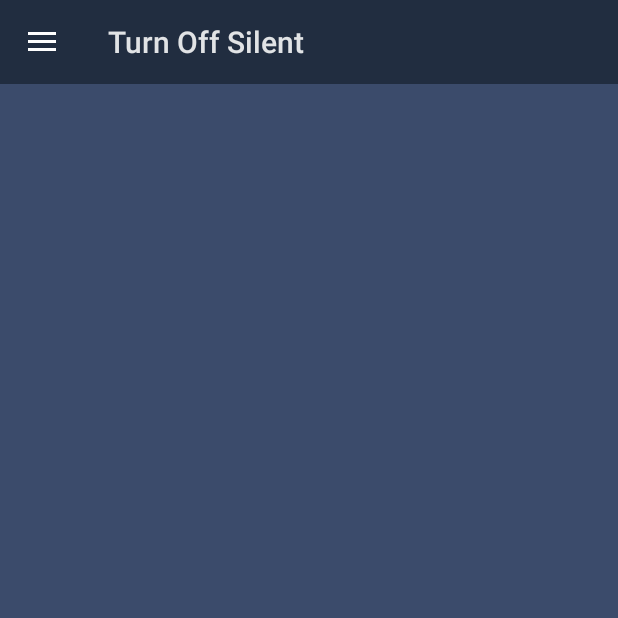
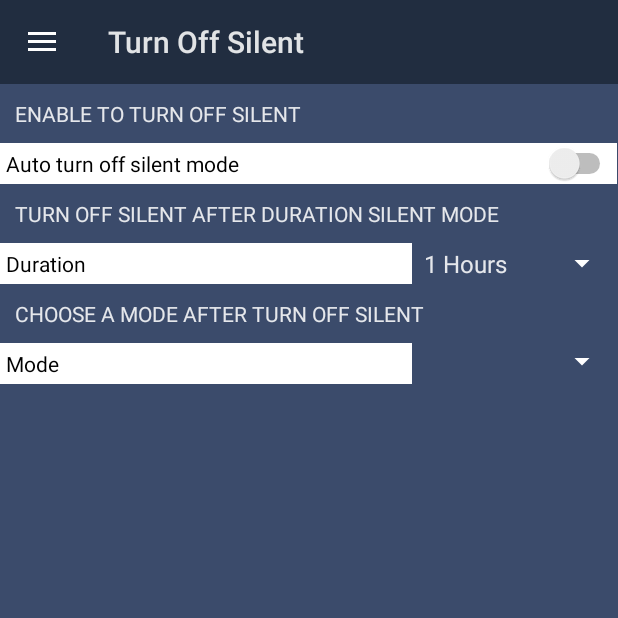
Before and after one commit to Jacky97s/Notifiception, an Android app: the screen it shows after launch (MainActivity), in the side drawer, after a tap on "Turn Off Silent", on a phone screen of 412 x 824 dp, the top half of it. Run offline under Robolectric (Android 15) with nearby library versions, the phone set to English and light mode, and no system bars.

Commit message:
turn off silent UI

```diff
--- a/app/src/main/java/app/fcu/notifiception/TurnOffSilent.java
+++ b/app/src/main/java/app/fcu/notifiception/TurnOffSilent.java
@@ -6,6 +6,8 @@ import android.support.v4.app.Fragment;
 import android.view.LayoutInflater;
 import android.view.View;
 import android.view.ViewGroup;
+import android.widget.ArrayAdapter;
+import android.widget.Spinner;
 
 
 /**
@@ -22,8 +24,14 @@ public class TurnOffSilent extends Fragment {
     @Override
     public View onCreateView(LayoutInflater inflater, ViewGroup container,
                              Bundle savedInstanceState) {
-        // Inflate the layout for this fragment
-        return inflater.inflate(R.layout.fragment_turn_off_silent, container, false);
+
+        View d = inflater.inflate(R.layout.fragment_turn_off_silent, container, false);
+        Spinner spinner = (Spinner) d.findViewById(R.id.durationSpinner);
+        ArrayAdapter<CharSequence> nAdapter = ArrayAdapter.createFromResource(getActivity(), R.array.hourForSpinner, android.R.layout.simple_spinner_item );
+        nAdapter.setDropDownViewResource(R.layout.spinner_style);
+        spinner.setAdapter(nAdapter);
+        return d;
+
     }
 
 }
--- a/app/src/main/res/layout/fragment_notifiception.xml
+++ b/app/src/main/res/layout/fragment_notifiception.xml
@@ -35,7 +35,7 @@
                     android:layout_height="wrap_content"
                     android:layout_weight="0.9"
                     android:textColor="@color/colorPrimaryDark"
-                    android:text="Notificeotion"
+                    android:text="Notifiception"
                     android:background="@android:color/white"
                     android:padding="3.8dp"/>
 
@@ -75,7 +75,7 @@
                     android:layout_height="wrap_content"
                     android:layout_weight="1"
                     android:textColor="@color/colorPrimaryDark"
-                    android:text="Durtion"
+                    android:text="Duration"
                     android:background="@android:color/white"
                     android:padding="3.8dp"/>
 
--- a/app/src/main/res/layout/fragment_turn_off_silent.xml
+++ b/app/src/main/res/layout/fragment_turn_off_silent.xml
@@ -5,4 +5,119 @@
     android:layout_height="match_parent"
     tools:context=".TurnOffSilent">
 
+    <!-- TODO: Update blank fragment layout -->
+    <LinearLayout
+        android:layout_width="match_parent"
+        android:layout_height="match_parent"
+        android:orientation="vertical">
+
+        <TextView
+            android:id="@+id/msgText"
+            android:layout_width="match_parent"
+            android:layout_height="wrap_content"
+            android:layout_margin="10dp"
+            android:text="ENABLE TO TURN OFF SILENT"
+            android:textColor="@color/text_color_primary" />
+
+        <LinearLayout
+            android:layout_width="match_parent"
+            android:layout_height="wrap_content"
+            android:orientation="horizontal">
+
+            <TextView
+                android:id="@+id/onOffSilent"
+                android:layout_width="wrap_content"
+                android:layout_height="wrap_content"
+                android:layout_weight="0.9"
+                android:background="@color/colorBackground"
+                android:padding="3.8dp"
+                android:text="Auto turn off silent mode"
+                android:textColor="@color/colorPrimaryDark" />
+
+            <Switch
+                android:id="@+id/switch1"
+                android:layout_width="wrap_content"
+                android:layout_height="wrap_content"
+                android:layout_weight="0.1"
+                android:background="@android:color/white"
+                android:padding="0.69dp" />
+
+        </LinearLayout>
+
+        <LinearLayout
+            android:layout_width="match_parent"
+            android:layout_height="wrap_content"
+            android:orientation="horizontal">
+
+            <TextView
+                android:id="@+id/textView9"
+                android:layout_width="match_parent"
+                android:layout_height="match_parent"
+                android:layout_margin="10dp"
+                android:text="TURN OFF SILENT AFTER DURATION SILENT MODE"
+                android:textColor="@color/text_color_primary" />
+
+        </LinearLayout>
+
+        <LinearLayout
+            android:layout_width="match_parent"
+            android:layout_height="wrap_content"
+            android:orientation="horizontal">
+
+            <TextView
+                android:id="@+id/durationText"
+                android:layout_width="match_parent"
+                android:layout_height="wrap_content"
+                android:layout_weight="1"
+                android:background="@android:color/white"
+                android:padding="3.8dp"
+                android:text="Duration"
+                android:textColor="@color/colorPrimaryDark" />
+
+            <Spinner
+                android:id="@+id/durationSpinner"
+                android:layout_width="match_parent"
+                android:layout_height="match_parent"
+                android:layout_weight="2" />
+
+        </LinearLayout>
+
+        <LinearLayout
+            android:layout_width="match_parent"
+            android:layout_height="wrap_content"
+            android:orientation="horizontal">
+
+            <TextView
+                android:id="@+id/textView11"
+                android:layout_width="match_parent"
+                android:layout_height="match_parent"
+                android:layout_margin="10dp"
+                android:text="CHOOSE A MODE AFTER TURN OFF SILENT"
+                android:textColor="@color/text_color_primary" />
+        </LinearLayout>
+
+        <LinearLayout
+            android:layout_width="match_parent"
+            android:layout_height="wrap_content"
+            android:orientation="horizontal">
+
+            <TextView
+                android:id="@+id/modeText"
+                android:layout_width="match_parent"
+                android:layout_height="wrap_content"
+                android:layout_weight="1"
+                android:background="@android:color/white"
+                android:padding="3.8dp"
+                android:textColor="@color/colorPrimaryDark"
+                android:text="Mode" />
+
+            <Spinner
+                android:id="@+id/modeSpinner"
+                android:layout_width="match_parent"
+                android:layout_height="wrap_content"
+                android:layout_weight="2" />
+
+        </LinearLayout>
+    </LinearLayout>
+
 </FrameLayout>
```
Also changed, not shown: 1 other file.
